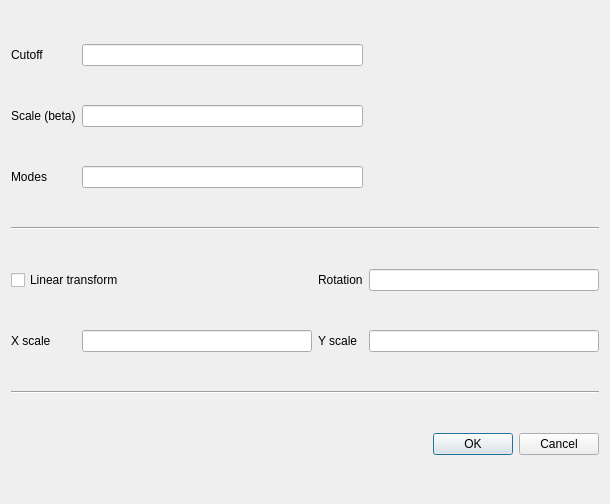
Before: the Qt Designer form src/shapeletGUI/optionsdialog.ui in SarodYatawatta/shapeletGUI, drawn with Qt 5.
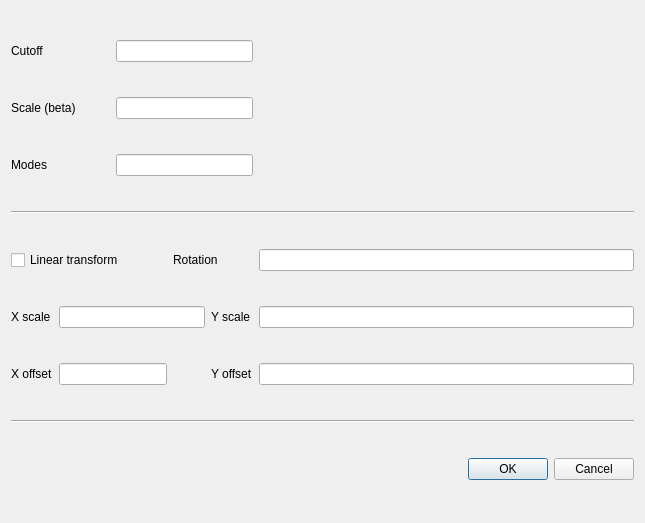
After: the same form once the commit is applied.

The edit to the form file:
```diff
--- a/src/shapeletGUI/optionsdialog.ui
+++ b/src/shapeletGUI/optionsdialog.ui
@@ -6,8 +6,8 @@
    <rect>
     <x>0</x>
     <y>0</y>
-    <width>610</width>
-    <height>504</height>
+    <width>645</width>
+    <height>523</height>
    </rect>
   </property>
   <property name="windowTitle">
@@ -21,22 +21,22 @@
      </property>
     </widget>
    </item>
-   <item row="0" column="1" colspan="2">
+   <item row="0" column="2" colspan="3">
     <widget class="QLineEdit" name="lineEdit_cutoff">
      <property name="toolTip">
       <string>Cutoff value between 0 and 1</string>
      </property>
     </widget>
    </item>
-   <item row="1" column="0">
+   <item row="1" column="0" colspan="2">
     <widget class="QLabel" name="label_beta">
      <property name="text">
       <string>Scale (beta)</string>
      </property>
     </widget>
    </item>
-   <item row="1" column="1" colspan="2">
-    <widget class="QLineEdit" name="lineEdit_beta">
+   <item row="1" column="2" colspan="3">
+    <widget class="QLineEdit" name="lineEdit_scale">
      <property name="toolTip">
       <string>Positive value for basis scale factor</string>
      </property>
@@ -49,21 +49,21 @@
      </property>
     </widget>
    </item>
-   <item row="2" column="1" colspan="2">
+   <item row="2" column="2" colspan="3">
     <widget class="QLineEdit" name="lineEdit_modes">
      <property name="toolTip">
       <string>Maximum number of basis functions</string>
      </property>
     </widget>
    </item>
-   <item row="3" column="0" colspan="4">
+   <item row="3" column="0" colspan="6">
     <widget class="Line" name="line">
      <property name="orientation">
       <enum>Qt::Horizontal</enum>
      </property>
     </widget>
    </item>
-   <item row="4" column="0" colspan="2">
+   <item row="4" column="0" colspan="3">
     <widget class="QCheckBox" name="checkBox_tf">
      <property name="toolTip">
       <string>Enable linear transform of basis functions</string>
@@ -73,14 +73,14 @@
      </property>
     </widget>
    </item>
-   <item row="4" column="2">
+   <item row="4" column="3" colspan="2">
     <widget class="QLabel" name="label_2">
      <property name="text">
       <string>Rotation</string>
      </property>
     </widget>
    </item>
-   <item row="4" column="3">
+   <item row="4" column="5">
     <widget class="QLineEdit" name="lineEdit_rotation">
      <property name="toolTip">
       <string>Rotation angle in degrees</string>
@@ -94,35 +94,63 @@
      </property>
     </widget>
    </item>
-   <item row="5" column="1">
+   <item row="5" column="1" colspan="3">
     <widget class="QLineEdit" name="lineEdit_xscale">
      <property name="toolTip">
       <string>X axis scale factor, positive value</string>
      </property>
     </widget>
    </item>
-   <item row="5" column="2">
+   <item row="5" column="4">
     <widget class="QLabel" name="label_4">
      <property name="text">
       <string>Y scale</string>
      </property>
     </widget>
    </item>
-   <item row="5" column="3">
+   <item row="5" column="5">
     <widget class="QLineEdit" name="lineEdit_yscale">
      <property name="toolTip">
       <string>Y axis scale factor, positive value</string>
      </property>
     </widget>
    </item>
-   <item row="6" column="0" colspan="4">
+   <item row="6" column="0">
+    <widget class="QLabel" name="label_3">
+     <property name="text">
+      <string>X offset</string>
+     </property>
+    </widget>
+   </item>
+   <item row="6" column="1" colspan="2">
+    <widget class="QLineEdit" name="lineEdit_xoff">
+     <property name="toolTip">
+      <string>Shift origin by this amount of pixels</string>
+     </property>
+    </widget>
+   </item>
+   <item row="6" column="4">
+    <widget class="QLabel" name="label_5">
+     <property name="text">
+      <string>Y offset</string>
+     </property>
+    </widget>
+   </item>
+   <item row="6" column="5">
+    <widget class="QLineEdit" name="lineEdit_yoff">
+     <property name="toolTip">
+      <string>Shift origin by this amount of pixels</string>
+     </property>
+    </widget>
+   </item>
+   <item row="7" column="0" colspan="6">
     <widget class="Line" name="line_2">
      <property name="orientation">
       <enum>Qt::Horizontal</enum>
      </property>
     </widget>
    </item>
-   <item row="7" column="2" colspan="2">
+   <item row="8" column="4" colspan="2">
     <widget class="QDialogButtonBox" name="buttonBox">
      <property name="orientation">
       <enum>Qt::Horizontal</enum>
```
Left out of the diff: 8 changed lines with no effect on the pictures.
